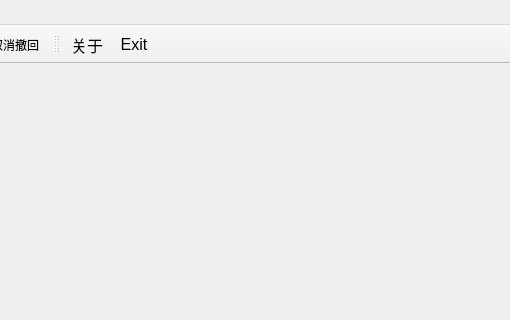
Qt form ui/mainwindow.ui (1932287243/NPC_IDE) before a commit; both pictures show x 690 to 1200 and y 0 to 320 of the 1200 by 800 pixel window.
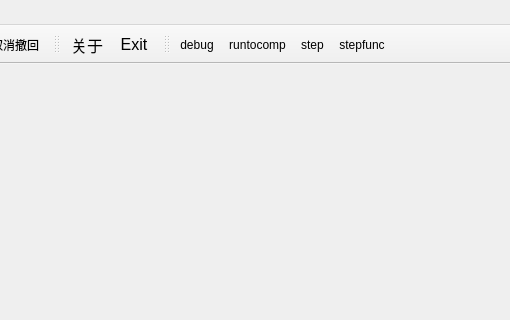
The same form after that commit. Icons and pictures are not drawn.

```diff
--- a/ui/mainwindow.ui
+++ b/ui/mainwindow.ui
@@ -288,6 +288,21 @@
    <addaction name="exit"/>
   </widget>
   <widget class="QStatusBar" name="statusbar"/>
+  <widget class="QToolBar" name="toolBar_6">
+   <property name="windowTitle">
+    <string>toolBar_6</string>
+   </property>
+   <attribute name="toolBarArea">
+    <enum>TopToolBarArea</enum>
+   </attribute>
+   <attribute name="toolBarBreak">
+    <bool>false</bool>
+   </attribute>
+   <addaction name="debug"/>
+   <addaction name="actionruntocomp"/>
+   <addaction name="actionstep"/>
+   <addaction name="actionstepfunc"/>
+  </widget>
   <action name="new_file">
    <property name="icon">
     <iconset resource="../res/images.qrc">
@@ -524,6 +539,50 @@
     </font>
    </property>
   </action>
+  <action name="actionruntocomp">
+   <property name="icon">
+    <iconset resource="../res/images.qrc">
+     <normaloff>:/images/images/runtocomp.png</normaloff>:/images/images/runtocomp.png</iconset>
+   </property>
+   <property name="text">
+    <string>runtocomp</string>
+   </property>
+   <property name="shortcut">
+    <string>Ctrl+R</string>
+   </property>
+  </action>
+  <action name="actionstep">
+   <property name="icon">
+    <iconset resource="../res/images.qrc">
+     <normaloff>:/images/images/step.png</normaloff>:/images/images/step.png</iconset>
+   </property>
+   <property name="text">
+    <string>step</string>
+   </property>
+  </action>
+  <action name="debug">
+   <property name="checkable">
+    <bool>true</bool>
+   </property>
+   <property name="icon">
+    <iconset>
+     <selectedoff>:/images/images/stop_debug.png</selectedoff>
+     <selectedon>:/images/images/start_debug.png</selectedon>
+    </iconset>
+   </property>
+   <property name="text">
+    <string>debug</string>
+   </property>
+  </action>
+  <action name="actionstepfunc">
+   <property name="icon">
+    <iconset resource="../res/images.qrc">
+     <normaloff>:/images/images/step_func.png</normaloff>:/images/images/step_func.png</iconset>
+   </property>
+   <property name="text">
+    <string>stepfunc</string>
+   </property>
+  </action>
  </widget>
  <resources>
   <include location="../res/images.qrc"/>
```
Left out of the diff: 4 changed lines with no effect on the pictures.
